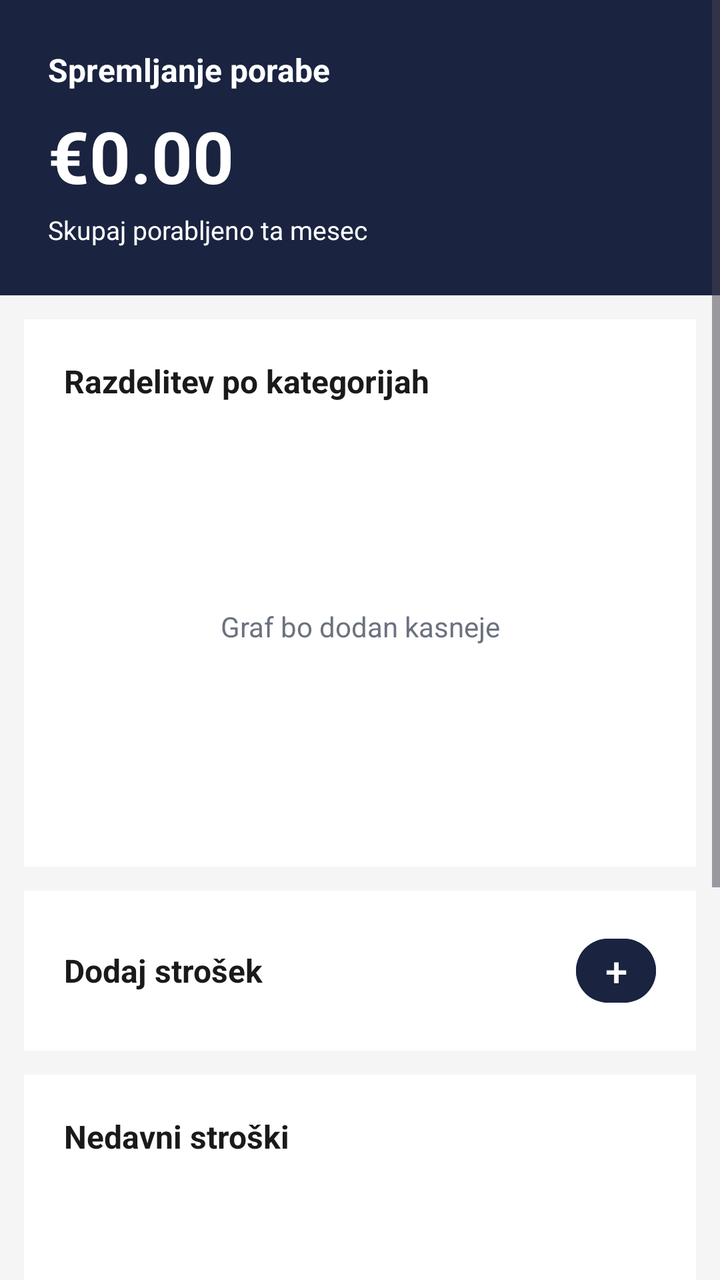
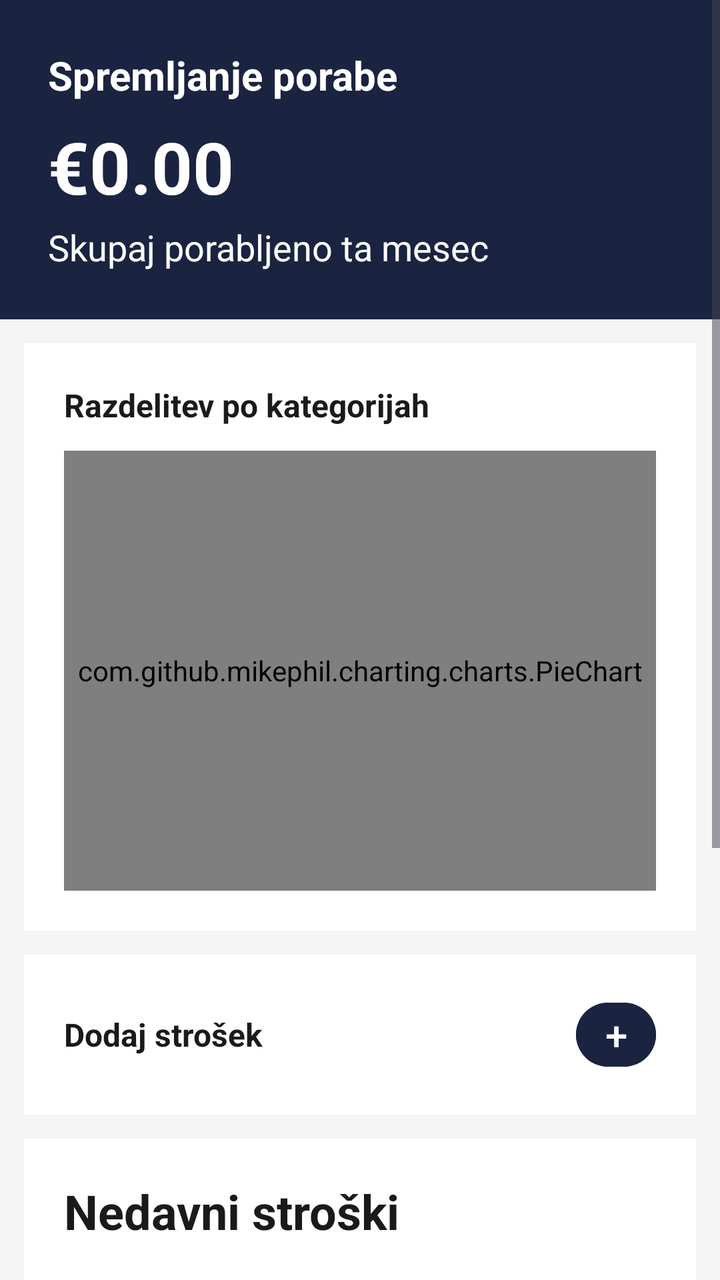

Before-and-after screenshots of an Android layout around one commit, followed by the original layout XML and the change that was made.
<!-- AndroidManifest.xml: application theme Theme.FinFlow -->
<!-- res/layout/fragment_poraba.xml -->
<?xml version="1.0" encoding="utf-8"?>
<ScrollView
    xmlns:android="http://schemas.android.com/apk/res/android"
    android:layout_width="match_parent"
    android:layout_height="match_parent"
    android:background="@color/sivaKartica">

    <LinearLayout
        android:layout_width="match_parent"
        android:layout_height="wrap_content"
        android:orientation="vertical">

        
        <LinearLayout
            android:layout_width="match_parent"
            android:layout_height="wrap_content"
            android:background="@color/temnoModra"
            android:orientation="vertical"
            android:padding="24dp">

            <TextView
                android:layout_width="wrap_content"
                android:layout_height="wrap_content"
                android:text="Spremljanje porabe"
                android:textColor="@color/bela"
                android:textSize="16sp"
                android:textStyle="bold"/>

            <TextView
                android:id="@+id/tv_skupna_poraba"
                android:layout_width="wrap_content"
                android:layout_height="wrap_content"
                android:text="€0.00"
                android:textColor="@color/bela"
                android:textSize="36sp"
                android:textStyle="bold"
                android:layout_marginTop="8dp" />

            <TextView
                android:layout_width="wrap_content"
                android:layout_height="wrap_content"
                android:text="Skupaj porabljeno ta mesec"
                android:textColor="@color/bela"
                android:textSize="13sp"
                android:layout_marginTop="4dp" />

        </LinearLayout>

        
        <LinearLayout
            android:layout_width="match_parent"
            android:layout_height="wrap_content"
            android:background="@color/bela"
            android:orientation="vertical"
            android:padding="20dp"
            android:layout_marginTop="12dp"
            android:layout_marginStart="12dp"
            android:layout_marginEnd="12dp">

            <TextView
                android:layout_width="wrap_content"
                android:layout_height="wrap_content"
                android:text="Razdelitev po kategorijah"
                android:textColor="@color/besediloTemno"
                android:textSize="16sp"
                android:textStyle="bold" />

            <TextView
                android:id="@+id/tv_graf_placeholder"
                android:layout_width="match_parent"
                android:layout_height="200dp"
                android:text="Graf bo dodan kasneje"
                android:textColor="@color/besediloSivo"
                android:gravity="center"
                android:layout_marginTop="12dp" />

        </LinearLayout>

        
        <LinearLayout
            android:layout_width="match_parent"
            android:layout_height="wrap_content"
            android:background="@color/bela"
            android:orientation="horizontal"
            android:padding="20dp"
            android:layout_marginTop="12dp"
            android:layout_marginStart="12dp"
            android:layout_marginEnd="12dp"
            android:gravity="center_vertical">

            <TextView
                android:layout_width="0dp"
                android:layout_height="wrap_content"
                android:layout_weight="1"
                android:text="Dodaj strošek"
                android:textColor="@color/besediloTemno"
                android:textSize="16sp"
                android:textStyle="bold" />

            <Button
                android:id="@+id/btn_dodaj_strosek"
                android:layout_width="40dp"
                android:layout_height="40dp"
                android:text="+"
                android:textSize="20sp"
                android:padding="0dp"
                android:backgroundTint="@color/temnoModra"
                android:textColor="@color/bela" />

        </LinearLayout>

        
        <LinearLayout
            android:layout_width="match_parent"
            android:layout_height="wrap_content"
            android:background="@color/bela"
            android:orientation="vertical"
            android:padding="20dp"
            android:layout_marginTop="12dp"
            android:layout_marginStart="12dp"
            android:layout_marginEnd="12dp"
            android:layout_marginBottom="12dp">

            <TextView
                android:layout_width="wrap_content"
                android:layout_height="wrap_content"
                android:text="Nedavni stroški"
                android:textColor="@color/besediloTemno"
                android:textSize="16sp"
                android:textStyle="bold" />

            <ListView
                android:id="@+id/lv_stroski"
                android:layout_width="match_parent"
                android:layout_height="300dp"
                android:layout_marginTop="12dp"
                android:divider="@null" />

        </LinearLayout>

    </LinearLayout>

</ScrollView>
<!-- resources referenced by this layout -->
<resources>
  <color name="bela">#FFFFFF</color>
  <color name="besediloSivo">#6B7280</color>
  <color name="besediloTemno">#1A1A1A</color>
  <color name="sivaKartica">#F5F5F5</color>
  <color name="temnoModra">#1A2340</color>
  <style name="Theme.FinFlow" parent="Base.Theme.FinFlow" />
  <style name="Base.Theme.FinFlow" parent="Theme.Material3.DayNight.NoActionBar">
          
          
      </style>
</resources>

<!-- the commit's change to res/layout/fragment_poraba.xml (unified diff, before → after) -->
@@ -23,7 +23,7 @@
                 android:layout_height="wrap_content"
                 android:text="Spremljanje porabe"
                 android:textColor="@color/bela"
-                android:textSize="16sp"
+                android:textSize="20sp"
                 android:textStyle="bold"/>
 
             <TextView
@@ -41,7 +41,7 @@
                 android:layout_height="wrap_content"
                 android:text="Skupaj porabljeno ta mesec"
                 android:textColor="@color/bela"
-                android:textSize="13sp"
+                android:textSize="18sp"
                 android:layout_marginTop="4dp" />
 
         </LinearLayout>
@@ -65,13 +65,10 @@
                 android:textSize="16sp"
                 android:textStyle="bold" />
 
-            <TextView
-                android:id="@+id/tv_graf_placeholder"
+            <com.github.mikephil.charting.charts.PieChart
+                android:id="@+id/chart_poraba"
                 android:layout_width="match_parent"
-                android:layout_height="200dp"
-                android:text="Graf bo dodan kasneje"
-                android:textColor="@color/besediloSivo"
-                android:gravity="center"
+                android:layout_height="220dp"
                 android:layout_marginTop="12dp" />
 
         </LinearLayout>
@@ -126,7 +123,7 @@
                 android:layout_height="wrap_content"
                 android:text="Nedavni stroški"
                 android:textColor="@color/besediloTemno"
-                android:textSize="16sp"
+                android:textSize="24sp"
                 android:textStyle="bold" />
 
             <ListView
<!-- resource entries referenced after the edit -->
@@ -1,7 +1,6 @@
 <!-- resources referenced by this layout -->
 <resources>
   <color name="bela">#FFFFFF</color>
-  <color name="besediloSivo">#6B7280</color>
   <color name="besediloTemno">#1A1A1A</color>
   <color name="sivaKartica">#F5F5F5</color>
   <color name="temnoModra">#1A2340</color>
